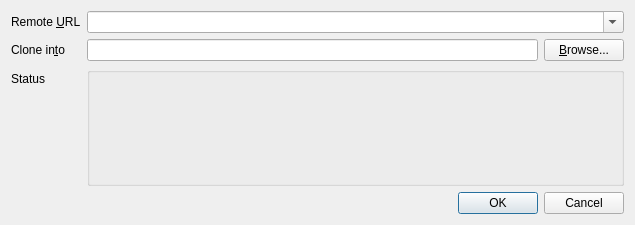
First picture: the form in gitfourchette/forms/clonedialog.ui, repository weblate/gitfourchette, before the edit.
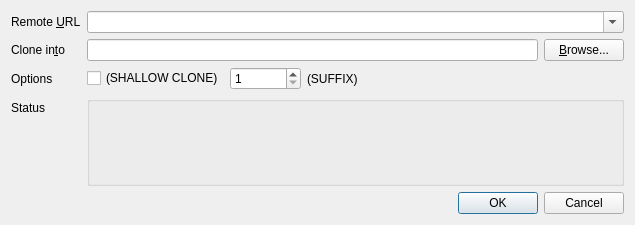
Second picture: the form after the edit. Custom widgets are drawn as their Qt base class.

Commit message: CloneDialog: Support shallow clones

The edit to the form file:
```diff
--- a/gitfourchette/forms/clonedialog.ui
+++ b/gitfourchette/forms/clonedialog.ui
@@ -72,7 +72,7 @@
     </widget>
    </item>
    <item row="1" column="1">
-    <layout class="QHBoxLayout" name="horizontalLayout">
+    <layout class="QHBoxLayout" name="pathLayout">
      <item>
       <widget class="QLineEdit" name="pathEdit"/>
      </item>
@@ -86,14 +86,67 @@
     </layout>
    </item>
    <item row="2" column="0">
-    <widget class="QLabel" name="label">
+    <widget class="QLabel" name="optionsLabel">
      <property name="text">
-      <string>Status</string>
+      <string>Options</string>
+     </property>
+     <property name="buddy">
+      <cstring>shallowCloneCheckBox</cstring>
      </property>
     </widget>
    </item>
    <item row="2" column="1">
-    <widget class="QGroupBox" name="groupBox">
+    <layout class="QHBoxLayout" name="shallowCloneLayout">
+     <item>
+      <widget class="QCheckBox" name="shallowCloneCheckBox">
+       <property name="toolTip">
+        <string>&lt;p&gt;Tick this to download just the latest commits, not the entire history of the repository.</string>
+       </property>
+       <property name="text">
+        <string notr="true">(SHALLOW CLONE)</string>
+       </property>
+      </widget>
+     </item>
+     <item>
+      <widget class="QSpinBox" name="shallowCloneDepthSpinBox">
+       <property name="showGroupSeparator" stdset="0">
+        <bool>true</bool>
+       </property>
+       <property name="prefix">
+        <string/>
+       </property>
+       <property name="minimum">
+        <number>1</number>
+       </property>
+       <property name="maximum">
+        <number>999999</number>
+       </property>
+       <property name="stepType">
+        <enum>QAbstractSpinBox::AdaptiveDecimalStepType</enum>
+       </property>
+      </widget>
+     </item>
+     <item>
+      <widget class="QLabel" name="shallowCloneSuffix">
+       <property name="text">
+        <string notr="true">(SUFFIX)</string>
+       </property>
+       <property name="buddy">
+        <cstring>shallowCloneDepthSpinBox</cstring>
+       </property>
+      </widget>
+     </item>
+    </layout>
+   </item>
+   <item row="3" column="0">
+    <widget class="QLabel" name="statusLabel">
+     <property name="text">
+      <string>Status</string>
+     </property>
+    </widget>
+   </item>
+   <item row="3" column="1">
+    <widget class="QGroupBox" name="statusGroupBox">
      <property name="sizePolicy">
       <sizepolicy hsizetype="Expanding" vsizetype="Expanding">
        <horstretch>0</horstretch>
@@ -104,13 +157,25 @@
       <string/>
      </property>
      <layout class="QVBoxLayout" name="verticalLayout">
+      <property name="leftMargin">
+       <number>0</number>
+      </property>
+      <property name="topMargin">
+       <number>0</number>
+      </property>
+      <property name="rightMargin">
+       <number>0</number>
+      </property>
+      <property name="bottomMargin">
+       <number>0</number>
+      </property>
       <item>
        <widget class="StatusForm" name="statusForm" native="true"/>
       </item>
      </layout>
     </widget>
    </item>
-   <item row="3" column="1">
+   <item row="4" column="1">
     <widget class="QDialogButtonBox" name="buttonBox">
      <property name="orientation">
       <enum>Qt::Horizontal</enum>
```
Left out of the diff: 4 changed lines with no effect on the pictures. The commit also changes 2 other files.
